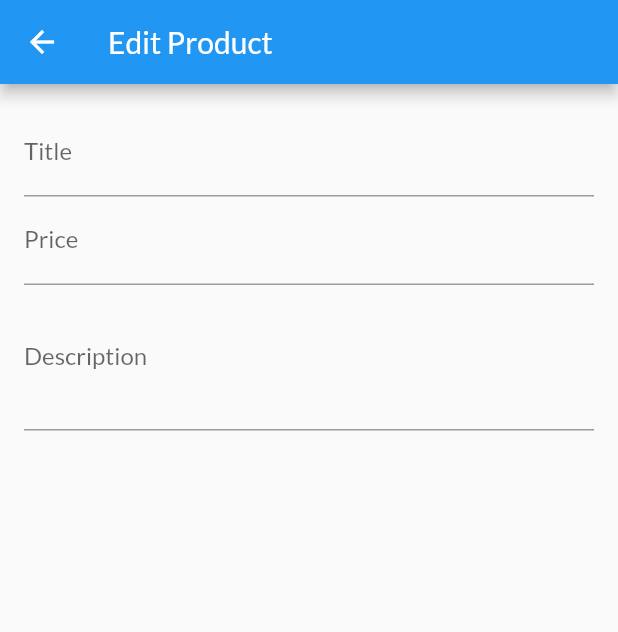
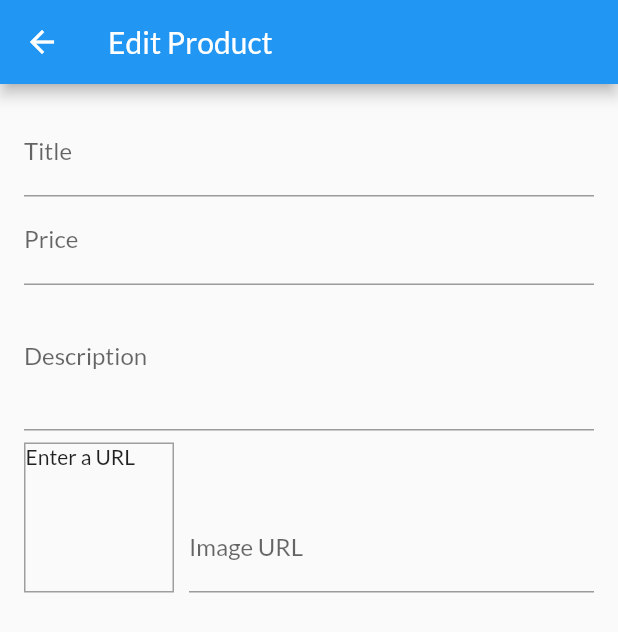
Before and after one commit to cjp-engr/udemytutz-shop-app-firebase, a Flutter app: the EditProductScreen screen opened by its route, on a phone screen of 412 x 824 dp. Shown: the top 632 px of the screen. Run offline on Flutter 3.47's test engine with Material 2 defaults, Android fonts, the phone set to English and light mode, and no system bars; network calls fail.

Commit message:
image input & image preview

```diff
--- a/lib/screens/edit_product_screen.dart
+++ b/lib/screens/edit_product_screen.dart
@@ -10,12 +10,29 @@ class EditProductScreen extends StatefulWidget {
 class _EditProductScreenState extends State<EditProductScreen> {
   final _priceFocusNode = FocusNode();
   final _descriptionFocusNode = FocusNode();
+  final _imageUrlController = TextEditingController();
+  final _imageUrlFocusNode = FocusNode();
+
+  @override
+  void initState() {
+    _imageUrlFocusNode.addListener(_updateImageUrl);
+    super.initState();
+  }
 
   @override
   void dispose() {
+    _imageUrlFocusNode.removeListener(_updateImageUrl);
     _priceFocusNode.dispose();
     _descriptionFocusNode.dispose();
+    _imageUrlController.dispose();
+    _imageUrlFocusNode.dispose();
     super.dispose();
+  }
+
+  void _updateImageUrl() {
+    if (!_imageUrlFocusNode.hasFocus) {
+      setState(() {});
+    }
   }
 
   @override
@@ -52,6 +69,46 @@ class _EditProductScreenState extends State<EditProductScreen> {
                   keyboardType: TextInputType.multiline,
                   focusNode: _descriptionFocusNode,
                 ),
+                Row(
+                  crossAxisAlignment: CrossAxisAlignment.end,
+                  children: <Widget>[
+                    Container(
+                      width: 100,
+                      height: 100,
+                      margin: const EdgeInsets.only(
+                        top: 8,
+                        right: 10,
+                      ),
+                      decoration: BoxDecoration(
+                        border: Border.all(
+                          width: 1,
+                          color: Colors.grey,
+                        ),
+                      ),
+                      child: _imageUrlController.text.isEmpty
+                          ? const Text('Enter a URL')
+                          : FittedBox(
+                              child: Image.network(
+                                _imageUrlController.text,
+                                fit: BoxFit.cover,
+                              ),
+                            ),
+                    ),
+                    Expanded(
+                      child: TextFormField(
+                        decoration:
+                            const InputDecoration(labelText: 'Image URL'),
+                        keyboardType: TextInputType.url,
+                        textInputAction: TextInputAction.done,
+                        controller: _imageUrlController,
+                        focusNode: _imageUrlFocusNode,
+                        onEditingComplete: () {
+                          setState(() {});
+                        },
+                      ),
+                    ),
+                  ],
+                ),
               ],
             ),
           ),
```
